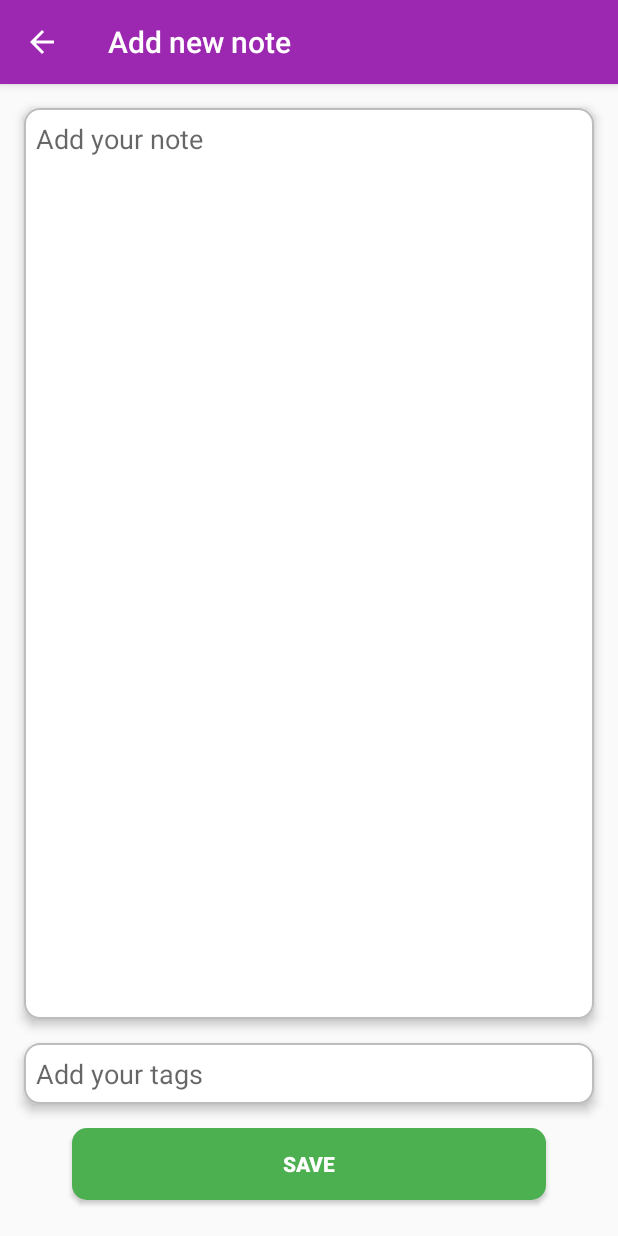
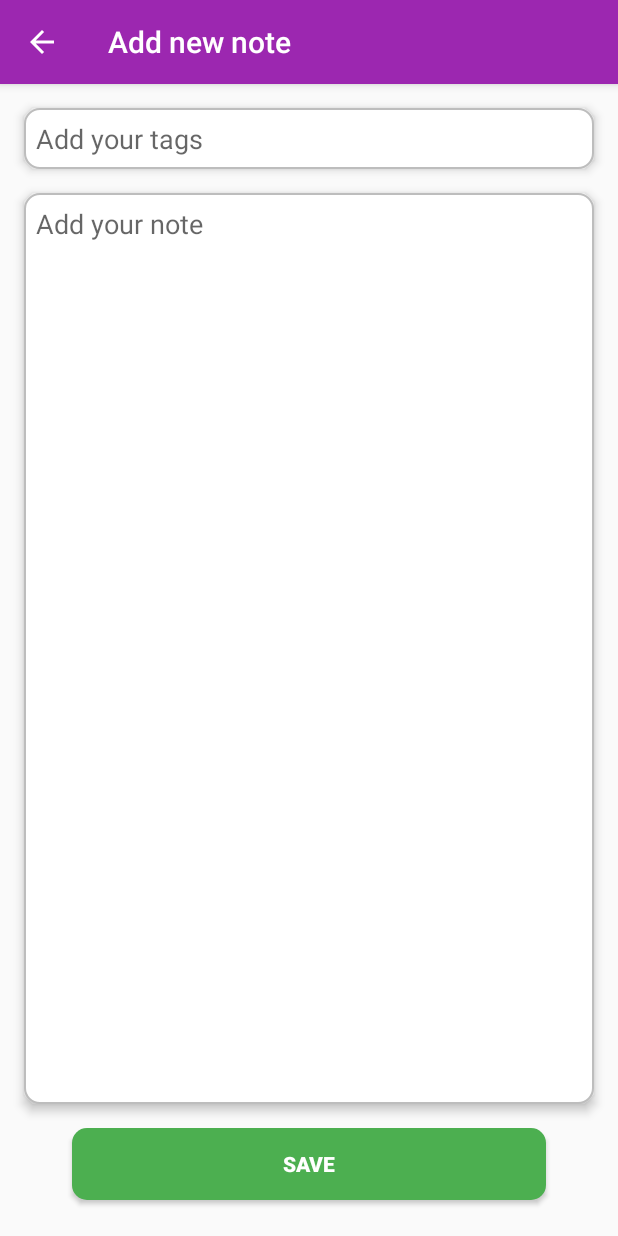
Before and after one commit to b00sti/Notes, an Android app: the screen it shows after launch (MainActivity), after a tap on an icon or button, on a phone screen of 412 x 824 dp. Run offline under Robolectric (Android 15) with nearby library versions, the phone set to English and light mode, and no system bars; our stand-ins replace RxJava, data binding; libraries missing offline, so code that uses them is left out: androidx.core.widget; 3 other taps on this screen came first.

Commit message:
fix colors, change tag position

```diff
--- a/app/src/main/res/drawable/ic_alarm_24dp.xml
+++ b/app/src/main/res/drawable/ic_alarm_24dp.xml
@@ -1,7 +1,7 @@
 <vector xmlns:android="http://schemas.android.com/apk/res/android"
         android:width="24dp"
         android:height="24dp"
-        android:tint="#0A972D"
+        android:tint="#4caf50"
         android:viewportHeight="24.0"
         android:viewportWidth="24.0">
     <path
--- a/app/src/main/res/drawable/ic_comment_24dp.xml
+++ b/app/src/main/res/drawable/ic_comment_24dp.xml
@@ -1,7 +1,7 @@
 <vector xmlns:android="http://schemas.android.com/apk/res/android"
         android:width="24dp"
         android:height="24dp"
-        android:tint="#0A972D"
+        android:tint="#4caf50"
         android:viewportHeight="24.0"
         android:viewportWidth="24.0">
     <path
--- a/app/src/main/res/drawable/ic_tags_24dp.xml
+++ b/app/src/main/res/drawable/ic_tags_24dp.xml
@@ -1,7 +1,7 @@
 <vector xmlns:android="http://schemas.android.com/apk/res/android"
         android:width="24dp"
         android:height="24dp"
-        android:tint="#0A972D"
+        android:tint="#4caf50"
         android:viewportHeight="24.0"
         android:viewportWidth="24.0">
     <path
--- a/app/src/main/res/layout/fragment_add_note.xml
+++ b/app/src/main/res/layout/fragment_add_note.xml
@@ -16,21 +16,6 @@
         android:layout_height="match_parent">
 
         <android.support.v7.widget.AppCompatEditText
-            android:id="@+id/etNote"
-            android:layout_width="match_parent"
-            android:layout_height="0dp"
-            android:layout_margin="16dp"
-            android:background="@drawable/input_background"
-            android:elevation="4dp"
-            android:gravity="top|left"
-            android:hint="Add your note"
-            android:padding="8dp"
-            app:layout_constraintBottom_toTopOf="@+id/etTags"
-            app:layout_constraintEnd_toEndOf="parent"
-            app:layout_constraintStart_toStartOf="parent"
-            app:layout_constraintTop_toTopOf="parent"/>
-
-        <android.support.v7.widget.AppCompatEditText
             android:id="@+id/etTags"
             android:layout_width="match_parent"
             android:layout_height="0dp"
@@ -41,9 +26,24 @@
             android:hint="Add your tags"
             android:maxLines="1"
             android:padding="8dp"
+            app:layout_constraintEnd_toEndOf="parent"
+            app:layout_constraintStart_toStartOf="parent"
+            app:layout_constraintTop_toTopOf="parent"/>
+
+        <android.support.v7.widget.AppCompatEditText
+            android:id="@+id/etNote"
+            android:layout_width="match_parent"
+            android:layout_height="0dp"
+            android:layout_margin="16dp"
+            android:background="@drawable/input_background"
+            android:elevation="4dp"
+            android:gravity="top|left"
+            android:hint="Add your note"
+            android:padding="8dp"
             app:layout_constraintBottom_toTopOf="@+id/btnSave"
             app:layout_constraintEnd_toEndOf="parent"
-            app:layout_constraintStart_toStartOf="parent"/>
+            app:layout_constraintStart_toStartOf="parent"
+            app:layout_constraintTop_toBottomOf="@+id/etTags"/>
 
         <android.support.v7.widget.AppCompatButton
             android:id="@+id/btnSave"
```
